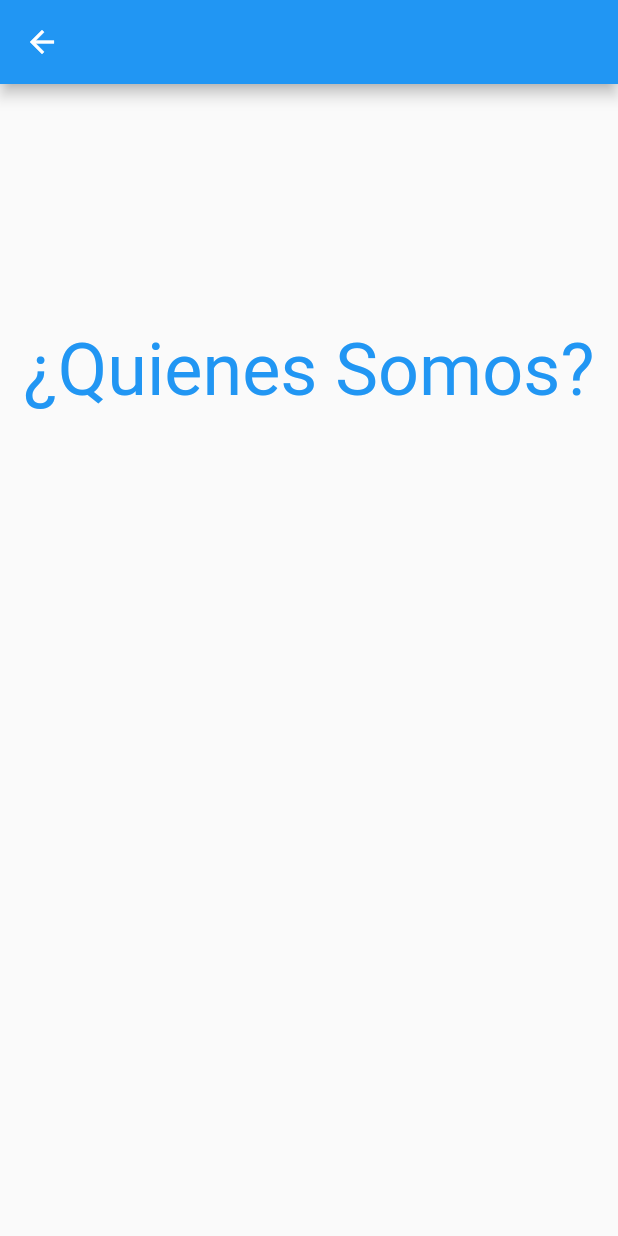
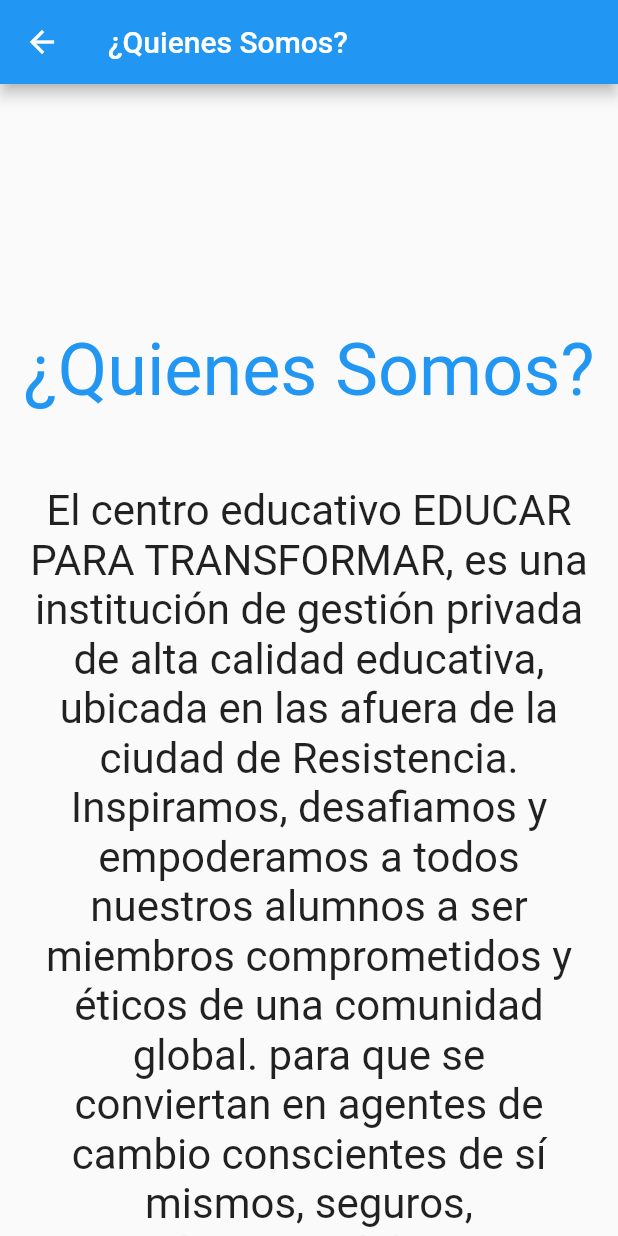
Before and after one commit to Agustin-Basilio-Matijasevich/ept_frontend_web, a Flutter app: the screen it shows after launch, in the side drawer, after a tap on "¿Quienes somos?", on a phone screen of 412 x 824 dp. Run offline on Flutter 3.47's test engine with Material 2 defaults, Android fonts, the light colour scheme and no system bars; our stand-ins replace carousel_slider, cloud_firestore, firebase_auth, firebase_core, firebase_storage, flutter_image_slideshow and 2 more; missing offline and left inert: comment_box; accounts and stored records are empty; statements that could not run were skipped.

Commit message:
Añade texto a pagina quienes somos

```diff
--- a/lib/screens/about.dart
+++ b/lib/screens/about.dart
@@ -8,8 +8,10 @@ class AboutUs extends StatelessWidget {
     double contextHeight = MediaQuery.of(context).size.height;
     double contextWidth = MediaQuery.of(context).size.width;
     return Scaffold(
-      appBar: AppBar(),
+      appBar: AppBar(title: const Text('¿Quienes Somos?')),
       body: SingleChildScrollView(
+        child: Container(
+          //rdecoration: BoxDecoration(image: )
           child: Column(
             children: [
               SizedBox(
@@ -28,7 +30,29 @@ class AboutUs extends StatelessWidget {
                   ),
                 ),
               ),
+              Container(
+                margin: EdgeInsets.fromLTRB(0, 30, 0, 0),
+                padding: EdgeInsets.all(20),
+                width: MediaQuery.of(context).size.width > 800
+                    ? 800
+                    : MediaQuery.of(context).size.width,
+                child: const Text(
+                  'El centro educativo EDUCAR PARA TRANSFORMAR,'
+                  ' es una institución de gestión privada de alta calidad educativa,'
+                  ' ubicada en las afuera de la ciudad de Resistencia.'
+                  ' Inspiramos, desafiamos y empoderamos a todos nuestros alumnos'
+                  ' a ser miembros comprometidos y éticos de una comunidad global.'
+                  ' para que se conviertan en agentes de cambio conscientes de sí'
+                  ' mismos, seguros, innovadores y colaborativos.',
+                  style: TextStyle(
+                    fontSize: 28,
+                  ),
+                  softWrap: true,
+                  textAlign: TextAlign.center,
+                ),
+              ),
             ],
+          ),
         ),
       ),
     );
```
Lines whose indentation alone changed are shown as unchanged.
